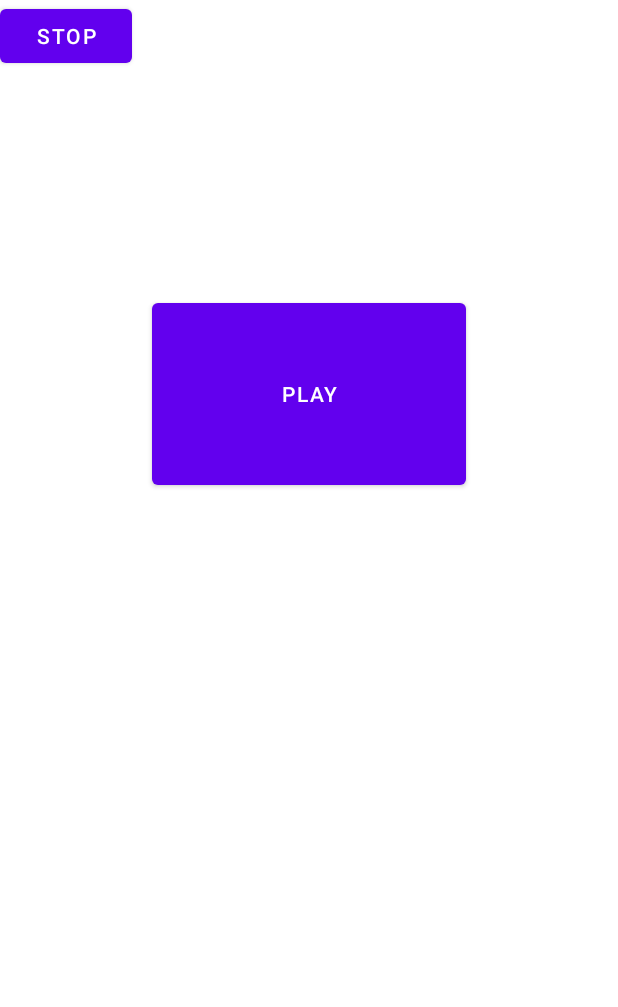
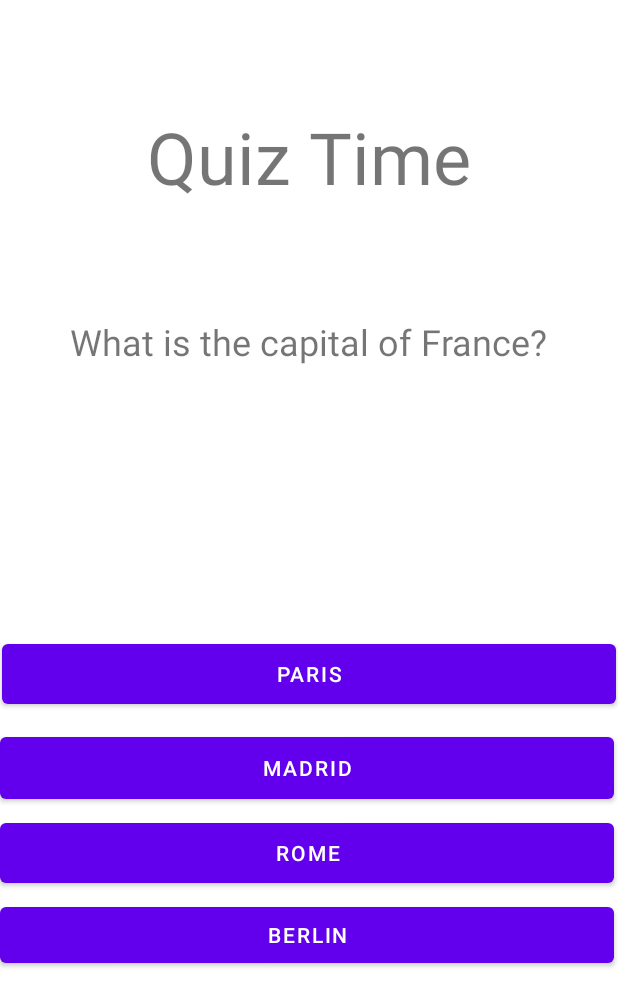
Before and after one commit to vbmelo/ICM_Project_2023, an Android app: the screen it shows after launch (DiapasonActivity before the commit, Quiz after it), on a phone screen of 412 x 824 dp. Shown: the top 1007 px of the screen. Run offline under Robolectric (Android 15) with nearby library versions, the phone set to English and light mode, and no system bars; Roboto replaces fonts that are not available here.

Commit message:
Quiz "Working"

```diff
--- a/SongLearn/app/build.gradle
+++ b/SongLearn/app/build.gradle
@@ -53,4 +53,6 @@ dependencies {
     implementation 'com.google.firebase:firebase-auth-ktx'
     androidTestImplementation 'androidx.test.ext:junit:1.1.5'
     androidTestImplementation 'androidx.test.espresso:espresso-core:3.5.1'
+    implementation 'com.google.firebase:firebase-storage-ktx'
+
 }
--- /dev/null
+++ b/SongLearn/app/src/main/java/com/example/songlearn/Quiz.kt
@@ -0,0 +1,110 @@
+package com.example.songlearn
+
+import androidx.appcompat.app.AppCompatActivity
+import android.os.Bundle
+import android.view.View
+import android.widget.Button
+import android.widget.TextView
+
+class Quiz : AppCompatActivity() {
+    data class Question(
+        val questionText: String,
+        val options: List<String>,
+        val answerIndex: Int
+    )
+
+    var currentQuestionIndex = 0
+    var numCorrectAnswers = 0
+    val questions = listOf(
+        Question("What is the capital of France?", listOf("Paris", "Madrid", "Rome", "Berlin"), 0),
+        Question("What is the largest country in the world by land area?", listOf("Russia", "China", "USA", "Canada"), 0),
+        Question("What is the currency of Japan?", listOf("Yen", "Dollar", "Euro", "Pound"), 0),
+        Question("Who painted the Mona Lisa?", listOf("Leonardo da Vinci", "Vincent van Gogh", "Pablo Picasso", "Claude Monet"), 0),
+        Question("Which planet is known as the Red Planet?", listOf("Mars", "Venus", "Jupiter", "Mercury"), 0)
+    )
+
+
+    override fun onCreate(savedInstanceState: Bundle?) {
+        super.onCreate(savedInstanceState)
+        setContentView(R.layout.activity_quiz)
+
+        val questionTextView = findViewById<TextView>(R.id.questionText)
+        val option1Button = findViewById<Button>(R.id.option1)
+        val option2Button = findViewById<Button>(R.id.option2)
+        val option3Button = findViewById<Button>(R.id.option3)
+        val option4Button = findViewById<Button>(R.id.option4)
+        fun updateQuestion() {
+            if(currentQuestionIndex != 5){
+            val currentQuestion = questions[currentQuestionIndex]
+            questionTextView.text = currentQuestion.questionText
+            option1Button.text = currentQuestion.options[0]
+            option2Button.text = currentQuestion.options[1]
+            option3Button.text = currentQuestion.options[2]
+            option4Button.text = currentQuestion.options[3]
+        }}
+        fun showResults() {
+            // Hide answer buttons and show result message
+            option1Button.visibility = View.GONE
+            option2Button.visibility = View.GONE
+            option3Button.visibility = View.GONE
+            option4Button.visibility = View.GONE
+            var numQuestions = questions.size;
+            val score = numCorrectAnswers * 100 / numQuestions
+            questionTextView.text = "You got $numCorrectAnswers out of $numQuestions!\n\nYour score: $score%"
+        }
+
+        updateQuestion()
+
+        option1Button.setOnClickListener {
+            if (currentQuestionIndex < questions.size) {
+                if (questions[currentQuestionIndex].answerIndex == 0) {
+                    numCorrectAnswers++
+                }
+                currentQuestionIndex++
+                updateQuestion()
+            } else {
+                showResults()
+            }
+        }
+        option2Button.setOnClickListener {
+            if (currentQuestionIndex < questions.size) {
+                if (questions[currentQuestionIndex].answerIndex == 1) {
+                    numCorrectAnswers++
+                }
+                currentQuestionIndex++
+                updateQuestion()
+            } else {
+                showResults()
+            }
+        }
+        option3Button.setOnClickListener {
+            if (currentQuestionIndex < questions.size) {
+                if (questions[currentQuestionIndex].answerIndex == 2) {
+                    numCorrectAnswers++
+                }
+                currentQuestionIndex++
+                updateQuestion()
+            } else {
+                showResults()
+            }
+        }
+        option4Button.setOnClickListener {
+            if (currentQuestionIndex < questions.size) {
+                if (questions[currentQuestionIndex].answerIndex == 3) {
+                    numCorrectAnswers++
+                }
+                currentQuestionIndex++
+                updateQuestion()
+            } else {
+                showResults()
+            }
+        }
+
+
+
+    }
+
+
+
+
+}
--- /dev/null
+++ b/SongLearn/app/src/main/res/layout/activity_quiz.xml
@@ -0,0 +1,78 @@
+<?xml version="1.0" encoding="utf-8"?>
+<androidx.constraintlayout.widget.ConstraintLayout xmlns:android="http://schemas.android.com/apk/res/android"
+    xmlns:app="http://schemas.android.com/apk/res-auto"
+    xmlns:tools="http://schemas.android.com/tools"
+    android:layout_width="match_parent"
+    android:layout_height="match_parent"
+    tools:context=".Quiz">
+
+    <Button
+        android:id="@+id/option1"
+        android:layout_width="409dp"
+        android:layout_height="52dp"
+        android:layout_marginBottom="8dp"
+        android:text="Button"
+        app:layout_constraintBottom_toTopOf="@+id/option2"
+        app:layout_constraintEnd_toEndOf="parent"
+        app:layout_constraintStart_toStartOf="parent"
+        app:layout_constraintTop_toBottomOf="@+id/textView3"
+        app:layout_constraintVertical_bias="0.994" />
+
+    <Button
+        android:id="@+id/option2"
+        android:layout_width="409dp"
+        android:layout_height="53dp"
+        android:layout_marginBottom="4dp"
+        android:text="Button"
+        app:layout_constraintBottom_toTopOf="@+id/option3"
+        app:layout_constraintEnd_toEndOf="parent"
+        app:layout_constraintHorizontal_bias="0.0"
+        app:layout_constraintStart_toStartOf="parent" />
+
+    <Button
+        android:id="@+id/option4"
+        android:layout_width="409dp"
+        android:layout_height="49dp"
+        android:layout_marginBottom="176dp"
+        android:text="Button"
+        app:layout_constraintBottom_toBottomOf="parent"
+        app:layout_constraintEnd_toEndOf="parent"
+        app:layout_constraintHorizontal_bias="0.0"
+        app:layout_constraintStart_toStartOf="parent" />
+
+    <Button
+        android:id="@+id/option3"
+        android:layout_width="409dp"
+        android:layout_height="52dp"
+        android:layout_marginBottom="4dp"
+        android:text="Button"
+        app:layout_constraintBottom_toTopOf="@+id/option4"
+        app:layout_constraintEnd_toEndOf="parent"
+        app:layout_constraintHorizontal_bias="0.0"
+        app:layout_constraintStart_toStartOf="parent" />
+
+    <TextView
+        android:id="@+id/textView3"
+        android:layout_width="wrap_content"
+        android:layout_height="wrap_content"
+        android:layout_marginTop="72dp"
+        android:text="Quiz Time"
+        android:textSize="48sp"
+        app:layout_constraintEnd_toEndOf="parent"
+        app:layout_constraintStart_toStartOf="parent"
+        app:layout_constraintTop_toTopOf="parent" />
+
+    <TextView
+        android:id="@+id/questionText"
+        android:layout_width="wrap_content"
+        android:layout_height="wrap_content"
+        android:layout_marginBottom="172dp"
+        android:text="Question..."
+        android:textSize="24sp"
+        app:layout_constraintBottom_toTopOf="@+id/option1"
+        app:layout_constraintEnd_toEndOf="parent"
+        app:layout_constraintHorizontal_bias="0.498"
+        app:layout_constraintStart_toStartOf="parent"
+        app:layout_constraintTop_toBottomOf="@+id/textView3"
+        app:layout_constraintVertical_bias="0.914" />
+</androidx.constraintlayout.widget.ConstraintLayout>
```
Also changed, not shown: SongLearn/app/src/main/AndroidManifest.xml (+11 -1 lines), SongLearn/app/src/main/java/com/example/songlearn/MainActivity.kt (+7 -3 lines), SongLearn/app/src/main/java/com/example/songlearn/VideoListActivity.kt (added, +64 -0 lines), SongLearn/app/src/main/java/com/example/songlearn/VideoUpload.kt (added, +70 -0 lines), SongLearn/app/src/main/res/layout/activity_video_list.xml (added, +17 -0 lines), SongLearn/app/src/main/res/layout/activity_video_upload.xml (added, +43 -0 lines), 2 other files.
